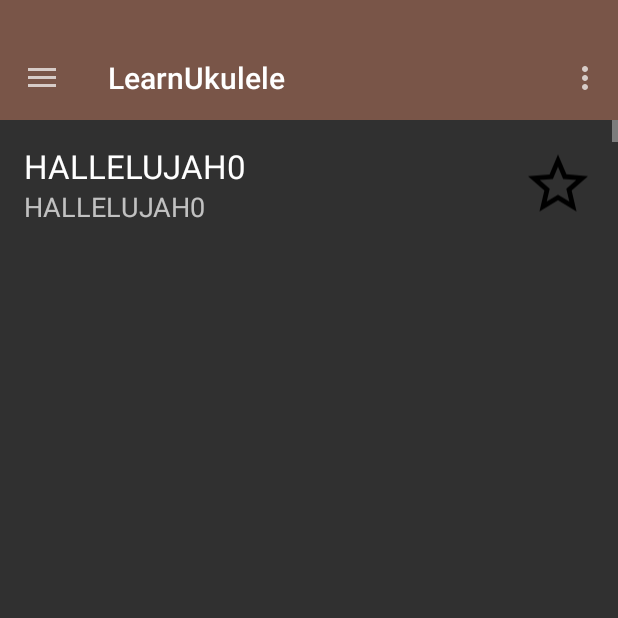
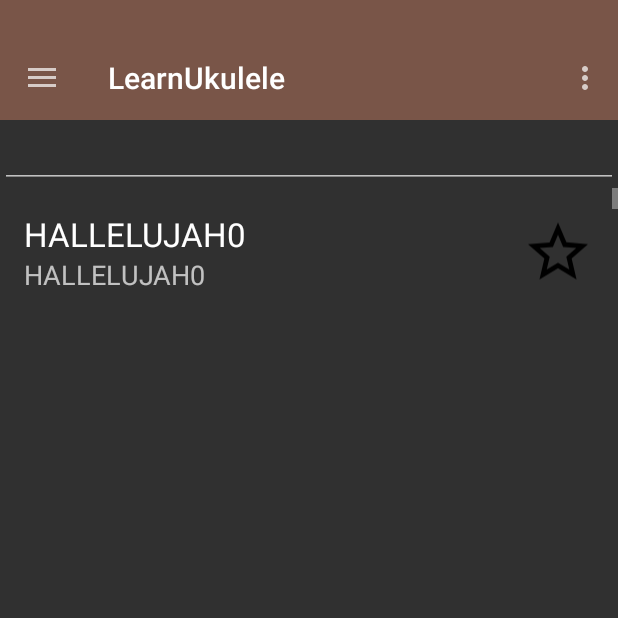
Before and after one commit to jfernandez178/ITI_Proiektua_2, an Android app: the screen it shows after launch (MainActivity), in the side drawer, after a tap on "LEARN SONGS", on a phone screen of 412 x 824 dp, the top half of it. Run offline under Robolectric (Android 15) with nearby library versions, the phone set to English and light mode, and no system bars; 1 statement that could not run was skipped.

Commit message:
Songsactivity logika sortu da
Honek metodo bat du kantuak lortzeko. String bat du kantuaren izenarekin
billatzeko

```diff
--- a/UkeleleArrospi/app/src/main/java/com/example/javier/ukelelearrospi/SongsActivity.java
+++ b/UkeleleArrospi/app/src/main/java/com/example/javier/ukelelearrospi/SongsActivity.java
@@ -6,29 +6,54 @@ import android.support.annotation.Nullable;
 import android.support.v4.app.Fragment;
 import android.support.v7.widget.LinearLayoutManager;
 import android.support.v7.widget.RecyclerView;
+import android.text.Editable;
+import android.text.TextWatcher;
 import android.view.LayoutInflater;
 import android.view.View;
 import android.view.ViewGroup;
+import android.widget.EditText;
 
-public class SongsActivity extends Fragment {
+public class SongsActivity extends Fragment implements TextWatcher {
 
     private SongsActivityLogika logika;
     private SongsAdapter adapter;
 
+    private EditText searchEditText;
+
+
     @Override
     public View onCreateView(LayoutInflater inflater, @Nullable ViewGroup container, @Nullable Bundle savedInstanceState) {
         View v = inflater.inflate(R.layout.activity_songs, container, false);
+
+        logika = new SongsActivityLogika(getActivity());
+
+        // Zerrenda
         RecyclerView recyclerView = ((RecyclerView) v.findViewById(R.id.recycler_view));
         recyclerView.setHasFixedSize(true);
         recyclerView.setLayoutManager(new LinearLayoutManager(getActivity()));
-        logika = new SongsActivityLogika(getActivity());
-        adapter = new SongsAdapter(logika.getSongs());
+        adapter = new SongsAdapter(logika.getSongs(null));
         recyclerView.setAdapter(adapter);
+
+        // Bilaketa
+        searchEditText = (EditText) v.findViewById(R.id.songs_search_edit_text);
+        searchEditText.addTextChangedListener(this);
+
         return v;
     }
 
 
+    @Override
+    public void beforeTextChanged(CharSequence charSequence, int i, int i1, int i2) {
 
+    }
 
+    @Override
+    public void onTextChanged(CharSequence charSequence, int i, int i1, int i2) {
+        adapter.setSongs(logika.getSongs(searchEditText.getText().toString()));
+    }
 
+    @Override
+    public void afterTextChanged(Editable editable) {
+
+    }
 }
--- a/UkeleleArrospi/app/src/main/java/com/example/javier/ukelelearrospi/SongsActivityLogika.java
+++ b/UkeleleArrospi/app/src/main/java/com/example/javier/ukelelearrospi/SongsActivityLogika.java
@@ -11,22 +11,42 @@ import java.util.ArrayList;
  */
 public class SongsActivityLogika {
 
-    SQLiteDatabase db;
+    private SQLiteDatabase db;
+    private ArrayList<SongInfo> kantaGuztiak;
 
     public SongsActivityLogika(Context c){
         DatuBasea datuBasea = new DatuBasea(c);
         db = datuBasea.getWritableDatabase();
+        loadSongs();
     }
 
-    public ArrayList<SongInfo> getSongs(){
-        ArrayList<SongInfo> songInfos = new ArrayList<>();
+    private void loadSongs(){
+        kantaGuztiak = new ArrayList<>();
         Cursor c = db.rawQuery("SELECT * FROM INFOKANTA", null);
         while(c.moveToNext()){
             SongInfo info = new SongInfo();
             info.setName(c.getString(0));
-            songInfos.add(info);
+            kantaGuztiak.add(info);
         }
-        return songInfos;
+    }
+
+    /**
+     * Kantu zerrenda bueltatzen du
+     * @param search izenean izan behar duen textua. Hutsik edo null bada guztiak bueltatzen dira
+     * @return Kantu zerrenda
+     */
+    public ArrayList<SongInfo> getSongs(String search){
+        if (search == null || search.isEmpty() || search.trim().length() == 0){
+            return kantaGuztiak;
+        }else{
+            ArrayList<SongInfo> kantuak = new ArrayList<>();
+            for (int i=0; i<kantaGuztiak.size(); i++){
+                if (kantaGuztiak.get(i).getName().contains(search)){
+                    kantuak.add(kantaGuztiak.get(i));
+                }
+            }
+            return kantuak;
+        }
     }
 
 }
--- a/UkeleleArrospi/app/src/main/java/com/example/javier/ukelelearrospi/SongsAdapter.java
+++ b/UkeleleArrospi/app/src/main/java/com/example/javier/ukelelearrospi/SongsAdapter.java
@@ -20,7 +20,10 @@ public class SongsAdapter extends RecyclerView.Adapter<SongsAdapter.SongViewHold
         setHasStableIds(true);
     }
 
-
+    public void setSongs(ArrayList<SongInfo> kantuBerriak){
+        kantuak = kantuBerriak;
+        notifyDataSetChanged();
+    }
 
     @Override
     public SongViewHolder onCreateViewHolder(ViewGroup parent, int viewType) {
--- a/UkeleleArrospi/app/src/main/res/layout/activity_songs.xml
+++ b/UkeleleArrospi/app/src/main/res/layout/activity_songs.xml
@@ -8,6 +8,15 @@
         android:id="@+id/recycler_view"
         android:scrollbars="vertical"
         android:layout_width="match_parent"
-        android:layout_height="match_parent"/>
+        android:layout_height="match_parent"
+        android:layout_below="@+id/songs_search_edit_text" />
+
+    <EditText
+        android:layout_width="match_parent"
+        android:layout_height="wrap_content"
+        android:id="@+id/songs_search_edit_text"
+        android:layout_alignParentTop="true"
+        android:layout_alignParentLeft="true"
+        android:layout_alignParentStart="true" />
 
 </RelativeLayout>
```
